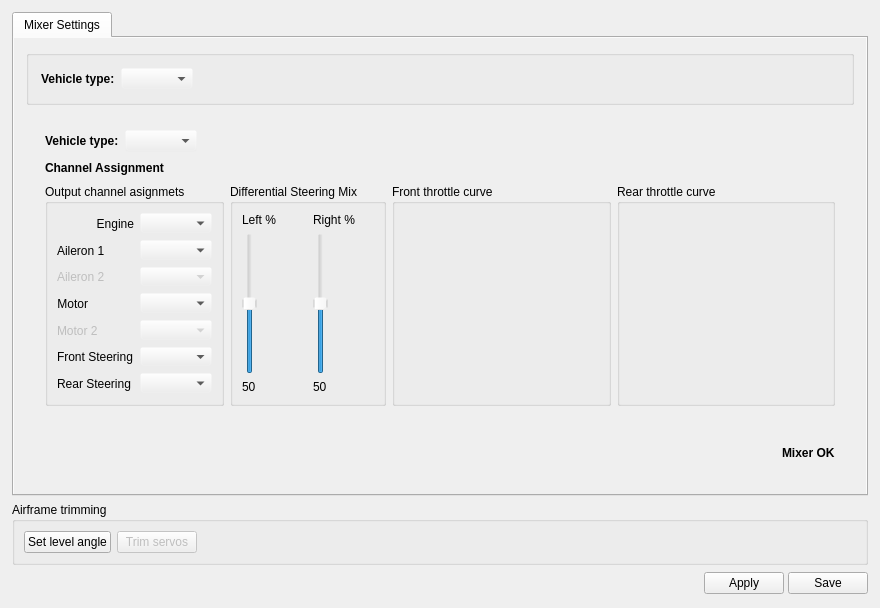
Qt form ground/gcs/src/plugins/config/airframe.ui (d-ronin/dRonin) before a commit.
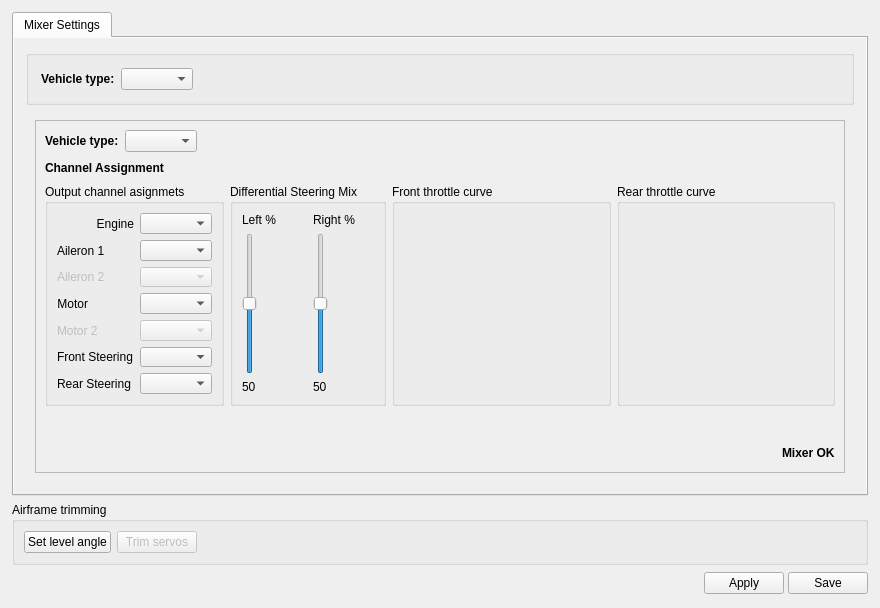
The same form after that commit. The open tabs and pages were chosen to show the change. Icons and pictures are not drawn. Custom widgets are drawn as their Qt base class.

Commit message: gcs, airframewidget: Removed superfluous markup.

What changed in the file:
```diff
--- a/ground/gcs/src/plugins/config/airframe.ui
+++ b/ground/gcs/src/plugins/config/airframe.ui
@@ -68,70 +68,6 @@
            <height>0</height>
           </size>
          </property>
-         <property name="palette">
-          <palette>
-           <active>
-            <colorrole role="Base">
-             <brush brushstyle="SolidPattern">
-              <color alpha="255">
-               <red>255</red>
-               <green>255</green>
-               <blue>255</blue>
-              </color>
-             </brush>
-            </colorrole>
-            <colorrole role="Window">
-             <brush brushstyle="SolidPattern">
-              <color alpha="0">
-               <red>232</red>
-               <green>232</green>
-               <blue>232</blue>
-              </color>
-             </brush>
-            </colorrole>
-           </active>
-           <inactive>
-            <colorrole role="Base">
-             <brush brushstyle="SolidPattern">
-              <color alpha="255">
-               <red>255</red>
-               <green>255</green>
-               <blue>255</blue>
-              </color>
-             </brush>
-            </colorrole>
-            <colorrole role="Window">
-             <brush brushstyle="SolidPattern">
-              <color alpha="0">
-               <red>232</red>
-               <green>232</green>
-               <blue>232</blue>
-              </color>
-             </brush>
-            </colorrole>
-           </inactive>
-           <disabled>
-            <colorrole role="Base">
-             <brush brushstyle="SolidPattern">
-              <color alpha="0">
-               <red>232</red>
-               <green>232</green>
-               <blue>232</blue>
-              </color>
-             </brush>
-            </colorrole>
-            <colorrole role="Window">
-             <brush brushstyle="SolidPattern">
-              <color alpha="0">
-               <red>232</red>
-               <green>232</green>
-               <blue>232</blue>
-              </color>
-             </brush>
-            </colorrole>
-           </disabled>
-          </palette>
-         </property>
          <property name="frameShape">
           <enum>QFrame::NoFrame</enum>
          </property>
@@ -146,8 +82,8 @@
            <rect>
             <x>0</x>
             <y>0</y>
-            <width>852</width>
-            <height>445</height>
+            <width>850</width>
+            <height>459</height>
            </rect>
           </property>
           <layout class="QVBoxLayout" name="verticalLayout">
@@ -1714,8 +1650,8 @@
                    <rect>
                     <x>0</x>
                     <y>0</y>
-                    <width>773</width>
-                    <height>226</height>
+                    <width>806</width>
+                    <height>361</height>
                    </rect>
                   </property>
                   <layout class="QVBoxLayout" name="verticalLayout_11">
```
Left out of the diff: 2 changed lines with no effect on the pictures.
